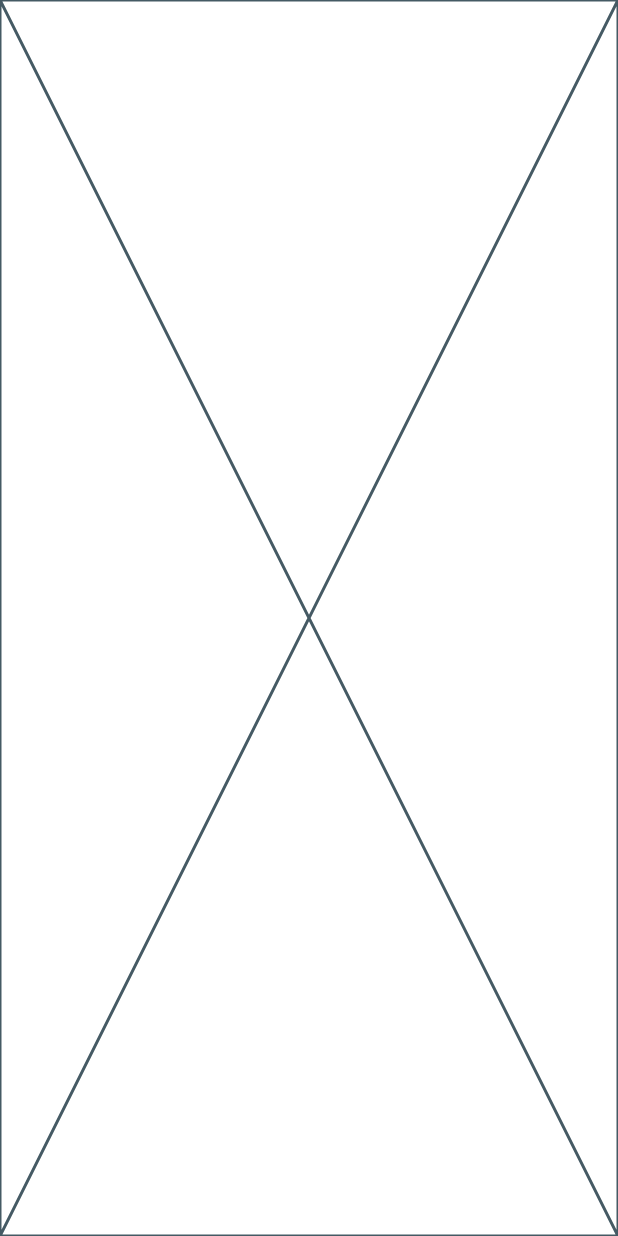
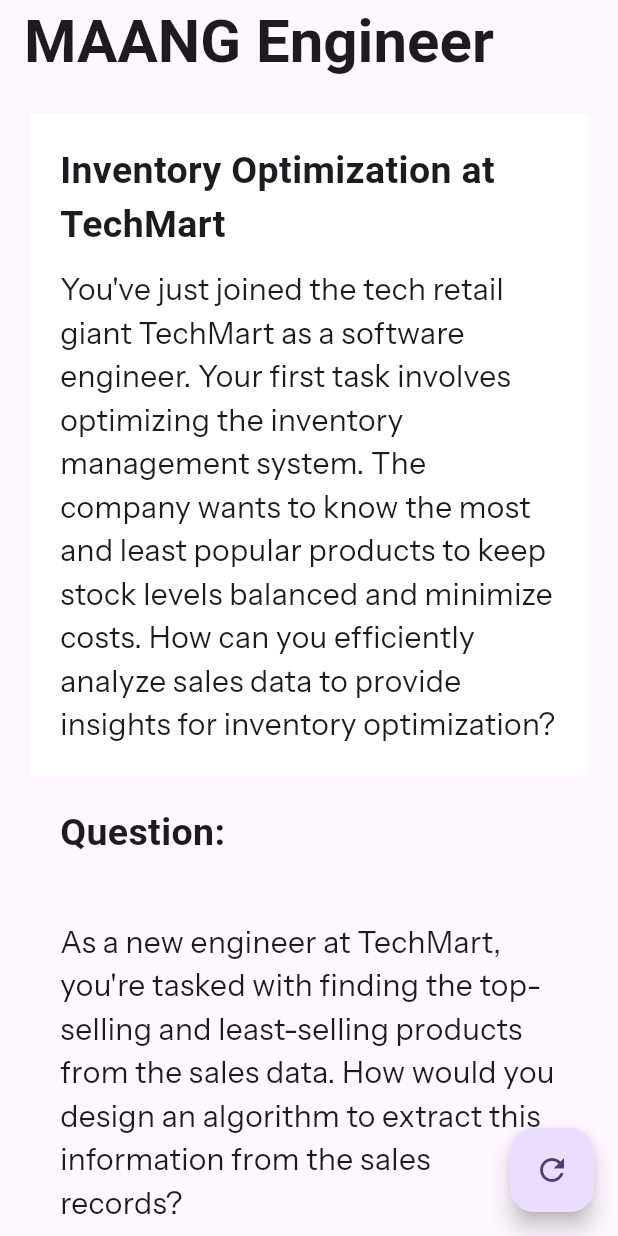
Before and after one commit to adityathakurxd/maangengineer-app, a Flutter app: the screen it shows after launch, on a phone screen of 412 x 824 dp. Run offline on Flutter 3.47's test engine with Material 2 defaults, Android fonts, the phone set to English and light mode, and no system bars; our stand-ins replace cloud_firestore, firebase_auth, firebase_core, google_fonts, google_sign_in; accounts and stored records are empty.

Commit message:
Worked on a Home layout + added DSA questions

```diff
--- a/lib/main.dart
+++ b/lib/main.dart
@@ -18,6 +18,7 @@
   @override
   Widget build(BuildContext context) {
     return MaterialApp(
+      debugShowCheckedModeBanner: false,
       title: 'MAANG Engineer',
       theme: ThemeData(
         colorScheme: ColorScheme.fromSeed(seedColor: Colors.deepPurple),
--- /dev/null
+++ b/lib/models/dsa_model.dart
@@ -0,0 +1,13 @@
+class DSAQues {
+  String title;
+  String story;
+  String ques;
+  List<String> tags;
+
+  DSAQues({
+    required this.title,
+    required this.story,
+    required this.ques,
+    required this.tags,
+  });
+}
--- /dev/null
+++ b/lib/screens/dsa/dsa_questions_list.dart
@@ -0,0 +1,44 @@
+import '../../models/dsa_model.dart';
+
+List<DSAQues> DSAQuestionsList = [
+  DSAQues(
+    title: 'Inventory Optimization at TechMart',
+    story:
+        "You've just joined the tech retail giant TechMart as a software engineer. Your first task involves optimizing the inventory management system. The company wants to know the most and least popular products to keep stock levels balanced and minimize costs. How can you efficiently analyze sales data to provide insights for inventory optimization?",
+    ques:
+        "As a new engineer at TechMart, you're tasked with finding the top-selling and least-selling products from the sales data. How would you design an algorithm to extract this information from the sales records?",
+    tags: [],
+  ),
+  DSAQues(
+    title: 'Enhancing the Social Network',
+    story:
+        "You've been hired by a popular social networking platform to improve its friend recommendation system. To do this, you need to analyze the connections between users. How can you traverse the network of connections efficiently to suggest friends to users based on mutual friends?",
+    ques:
+        "As a software engineer at the social networking platform, your challenge is to suggest friends to users based on mutual connections. How would you implement an algorithm to find mutual friends between two users using linked list connections?",
+    tags: [],
+  ),
+  DSAQues(
+    title: 'Ride-Hailing Algorithm at GoWheels',
+    story:
+        "You're part of the engineering team at GoWheels, a ride-hailing service. The team is working on optimizing ride requests to ensure fast and efficient pickups. How can you use data structures to manage incoming ride requests in a way that maximizes efficiency and minimizes customer wait times?",
+    ques:
+        "As a GoWheels engineer, you're responsible for processing ride requests efficiently. How would you implement a system using stacks and queues to manage ride requests and ensure quick pickups for riders?",
+    tags: [],
+  ),
+  DSAQues(
+    title: 'Content Discovery at StreamFlix',
+    story:
+        "You've joined StreamFlix, a leading streaming service. Your task is to improve the content recommendation system. The platform uses a tree-like structure to organize content categories and user preferences. How can you traverse this content tree effectively to suggest personalized recommendations to users?",
+    ques:
+        "At StreamFlix, you need to enhance the content recommendation system using the content tree structure. How would you design an algorithm to traverse the tree and suggest relevant content to users based on their preferences?",
+    tags: [],
+  ),
+  DSAQues(
+    title: 'Load Balancing at CloudLinx',
+    story:
+        "You're now working at CloudLinx, a cloud computing provider. Your role involves optimizing server allocation to handle varying workloads efficiently. How can you use priority queues (min-heaps) to manage server allocation and ensure that high-priority tasks are processed quickly while maintaining resource efficiency?",
+    ques:
+        "As a CloudLinx engineer, your task is to manage server allocation effectively using priority queues. How would you implement a system to prioritize tasks and allocate servers based on their urgency and resource availability?",
+    tags: [],
+  ),
+];
--- a/lib/screens/home/home_screen.dart
+++ b/lib/screens/home/home_screen.dart
@@ -1,10 +1,107 @@
+import 'dart:math';
+
 import 'package:flutter/material.dart';
+import 'package:google_fonts/google_fonts.dart';
+import 'package:maangengineer/screens/dsa/dsa_questions_list.dart';
 
-class HomeScreen extends StatelessWidget {
+class HomeScreen extends StatefulWidget {
   const HomeScreen({super.key});
 
   @override
+  State<HomeScreen> createState() => _HomeScreenState();
+}
+
+class _HomeScreenState extends State<HomeScreen> {
+  int indexOfQues = 0;
+  @override
   Widget build(BuildContext context) {
-    return const Placeholder();
+    return Scaffold(
+      appBar: AppBar(
+        title: Text(
+          "MAANG Engineer",
+          style: GoogleFonts.darkerGrotesque(
+              fontSize: 40, fontWeight: FontWeight.bold),
+        ),
+      ),
+      body: Column(
+        children: [
+          Padding(
+            padding: const EdgeInsets.all(20.0),
+            child: Container(
+              width: MediaQuery.of(context).size.width,
+              decoration: const BoxDecoration(color: Colors.white),
+              child: Padding(
+                padding: const EdgeInsets.all(20.0),
+                child: Column(
+                  crossAxisAlignment: CrossAxisAlignment.start,
+                  children: [
+                    Center(
+                        child: Text(
+                      DSAQuestionsList[indexOfQues].title,
+                      style: GoogleFonts.darkerGrotesque(
+                          fontSize: 25, fontWeight: FontWeight.bold),
+                    )),
+                    const SizedBox(
+                      height: 10,
+                    ),
+                    Text(
+                      DSAQuestionsList[indexOfQues].story,
+                      style: GoogleFonts.instrumentSans(fontSize: 20),
+                    ),
+                  ],
+                ),
+              ),
+            ),
+          ),
+          const SizedBox(
+            width: 40,
+          ),
+          SizedBox(
+            width: MediaQuery.of(context).size.width,
+            child: Column(
+              crossAxisAlignment: CrossAxisAlignment.start,
+              children: [
+                Positioned(
+                  left: 40,
+                  child: Padding(
+                    padding: const EdgeInsets.only(left: 40.0),
+                    child: Text(
+                      "Question:",
+                      style: GoogleFonts.darkerGrotesque(
+                          fontSize: 25, fontWeight: FontWeight.bold),
+                    ),
+                  ),
+                ),
+                Padding(
+                  padding: const EdgeInsets.all(40.0),
+                  child: Text(
+                    DSAQuestionsList[indexOfQues].ques,
+                    style: GoogleFonts.instrumentSans(fontSize: 20),
+                  ),
+                ),
+              ],
+            ),
+          ),
+          SizedBox(
+            width: MediaQuery.of(context).size.width * 0.95,
+            child: const TextField(
+              decoration: InputDecoration(
+                border: OutlineInputBorder(),
+                labelText: 'Start typing your approach here:',
+              ),
+            ),
+          ),
+        ],
+      ),
+      floatingActionButton: FloatingActionButton(
+        tooltip: "Try another problem",
+        onPressed: () {
+          indexOfQues = Random().nextInt(5);
+          print(indexOfQues);
+          setState(() {});
+        },
+        child: const Icon(Icons.refresh),
+      ),
+    );
   }
 }
```
